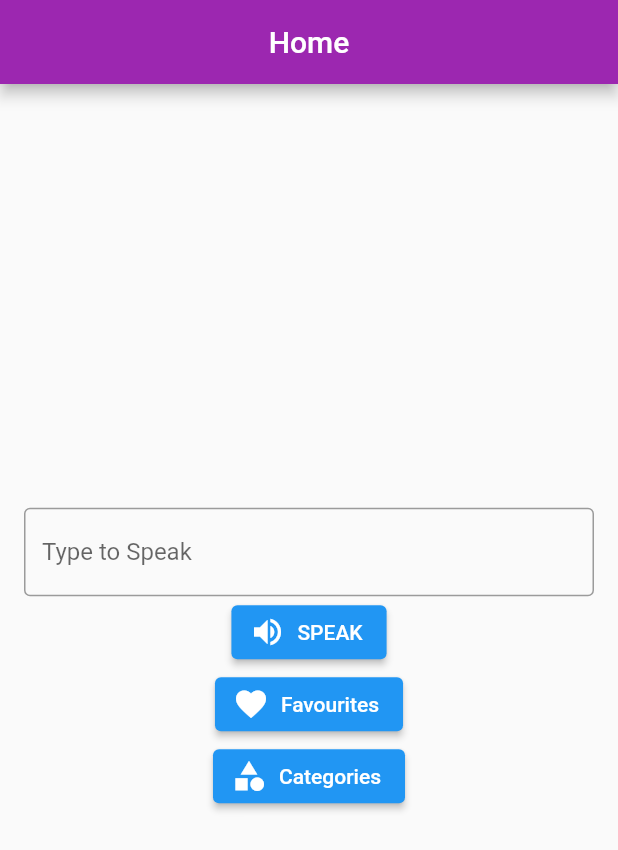
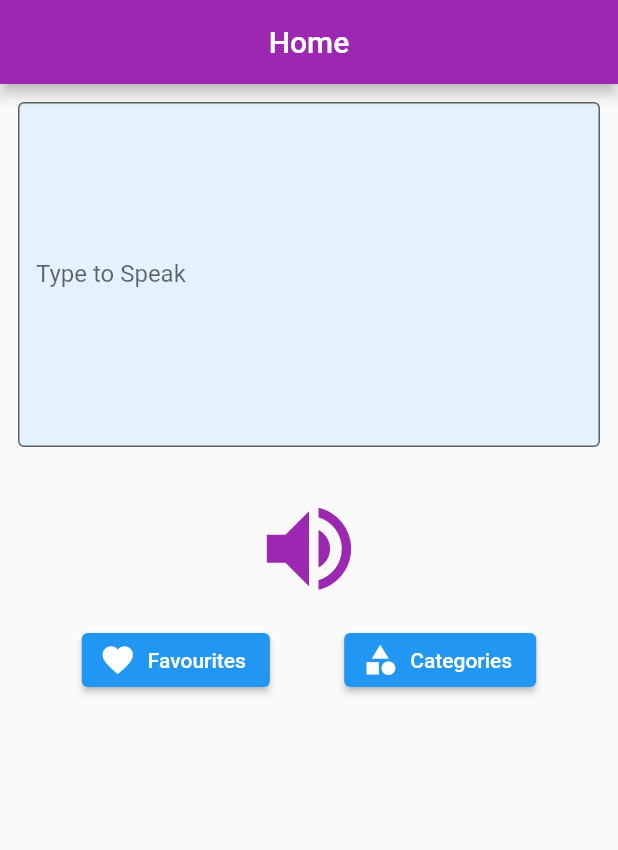
Before and after one commit to srekh085/Accessible_Speech, a Flutter app: the screen it shows after launch, on a phone screen of 412 x 824 dp. Shown: the top 850 px of the screen. Run offline on Flutter 3.47's test engine with Material 2 defaults, Android fonts, the phone set to English and light mode, and no system bars; our stand-ins replace flutter_tts.

Commit message:
ui changes

```diff
--- a/accessible_speech/lib/pages/home.dart
+++ b/accessible_speech/lib/pages/home.dart
@@ -20,6 +20,7 @@ class _HomeState extends State<Home> {
       await flutterTts.speak(speak);
     }
 
+    final maxLines = 10;
     return Scaffold(
         appBar: AppBar(
           backgroundColor: Colors.purple,
@@ -28,15 +29,21 @@ class _HomeState extends State<Home> {
         ),
         body: SafeArea(
           child: Column(
-            mainAxisAlignment: MainAxisAlignment.center,
+            mainAxisAlignment: MainAxisAlignment.start,
             crossAxisAlignment: CrossAxisAlignment.center,
             children: [
               Container(
-                  width: 380,
+                  width: 400,
+                  height: maxLines * 24.0,
+                  margin: EdgeInsets.all(12),
                   child: TextField(
-                    decoration: InputDecoration(
+                    maxLines: maxLines,
+                    decoration: new InputDecoration(
+                      fillColor: Colors.blue[50],
+                      filled: true,
                       labelText: 'Type to Speak',
-                      border: OutlineInputBorder(),
+                      border: new OutlineInputBorder(
+                          borderSide: new BorderSide(color: Colors.purple)),
                     ),
                     onChanged: (text) {
                       setState(() {
@@ -45,27 +52,32 @@ class _HomeState extends State<Home> {
                     },
                   )),
               Row(mainAxisAlignment: MainAxisAlignment.center, children: [
-                ElevatedButton.icon(
+                IconButton(
+                    tooltip: 'Tap to Speak',
                     onPressed: () => _speak(),
-                    icon: Icon(Icons.volume_up),
-                    label: Text("SPEAK")),
+                    iconSize: 75,
+                    color: Colors.purple,
+                    icon: Icon(Icons.volume_up)),
               ]),
-              Row(mainAxisAlignment: MainAxisAlignment.center, children: [
+              Container(
+                margin: EdgeInsets.all(5),
+                child: Row(
+                    mainAxisAlignment: MainAxisAlignment.spaceEvenly,
+                    children: [
                       ElevatedButton.icon(
                           onPressed: () {
                             Navigator.pushNamed(context, '/favourites');
                           },
                           icon: Icon(Icons.favorite),
                           label: Text("Favourites")),
-              ]),
-              Row(mainAxisAlignment: MainAxisAlignment.center, children: [
                       ElevatedButton.icon(
                           onPressed: () {
                             Navigator.pushNamed(context, '/categories');
                           },
                           icon: Icon(Icons.category),
-                    label: Text("Categories")),
-              ])
+                          label: Text("Categories"))
+                    ]),
+              )
             ],
           ),
         ));
```
Lines whose indentation alone changed are shown as unchanged.
